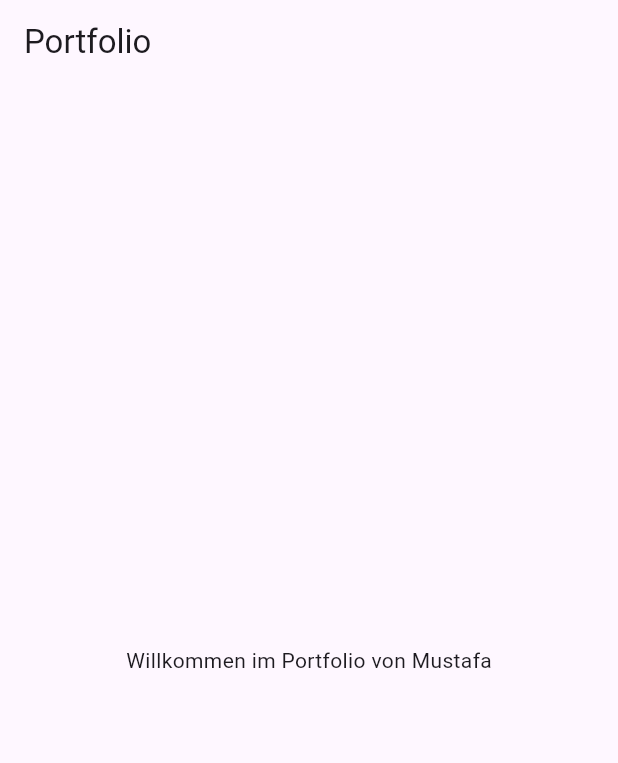
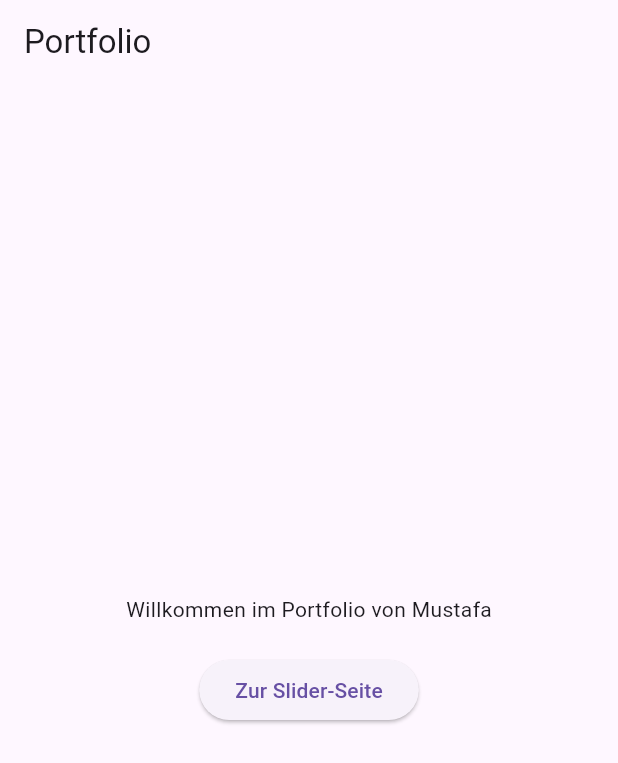
Before and after one commit to Feng002/portfolio_5604010, a Flutter app: the screen it shows after launch, on a phone screen of 412 x 824 dp. Shown: the top 763 px of the screen. Run offline on Flutter 3.47's test engine with Material 3 defaults, Android fonts, the phone set to English and light mode, and no system bars.

Commit message:
neuer commit

```diff
--- /dev/null
+++ b/lib/main.dart
@@ -0,0 +1,20 @@
+import 'package:flutter/material.dart';
+import 'pages/home_page.dart';
+
+void main() {
+  runApp(MyApp());
+}
+
+class MyApp extends StatelessWidget {
+  @override
+  Widget build(BuildContext context) {
+    return MaterialApp(
+      title: 'Portfolio',
+      debugShowCheckedModeBanner: false,
+      theme: ThemeData(
+        primarySwatch: Colors.blue,
+      ),
+      home: HomePage(), // Startseite wird gesetzt
+    );
+  }
+}
--- a/lib/pages/home_page.dart
+++ b/lib/pages/home_page.dart
@@ -1,22 +1,31 @@
 import 'package:flutter/material.dart';
-
-
+import 'slider_page.dart'; // Importiere die Slider-Seite
 
 class HomePage extends StatelessWidget {
   @override
   Widget build(BuildContext context) {
-    return MaterialApp(
-    home:  Scaffold(
+    return Scaffold(
       appBar: AppBar(
         title: Text('Portfolio'),
       ),
       body: Center(
-        child: Text('Willkommen im Portfolio von Mustafa'),
+        child: Column(
+          mainAxisAlignment: MainAxisAlignment.center,
+          children: [
+            Text('Willkommen im Portfolio von Mustafa'),
+            SizedBox(height: 20),
+            ElevatedButton(
+              onPressed: () {
+                Navigator.push(
+                  context,
+                  MaterialPageRoute(builder: (context) => SliderPage()),
+                );
+              },
+              child: Text('Zur Slider-Seite'),
+            ),
+          ],
+        ),
       ),
-    ),
     );
-
-  }}
-
-void main() {
-  runApp(HomePage());}
+  }
+}
```
